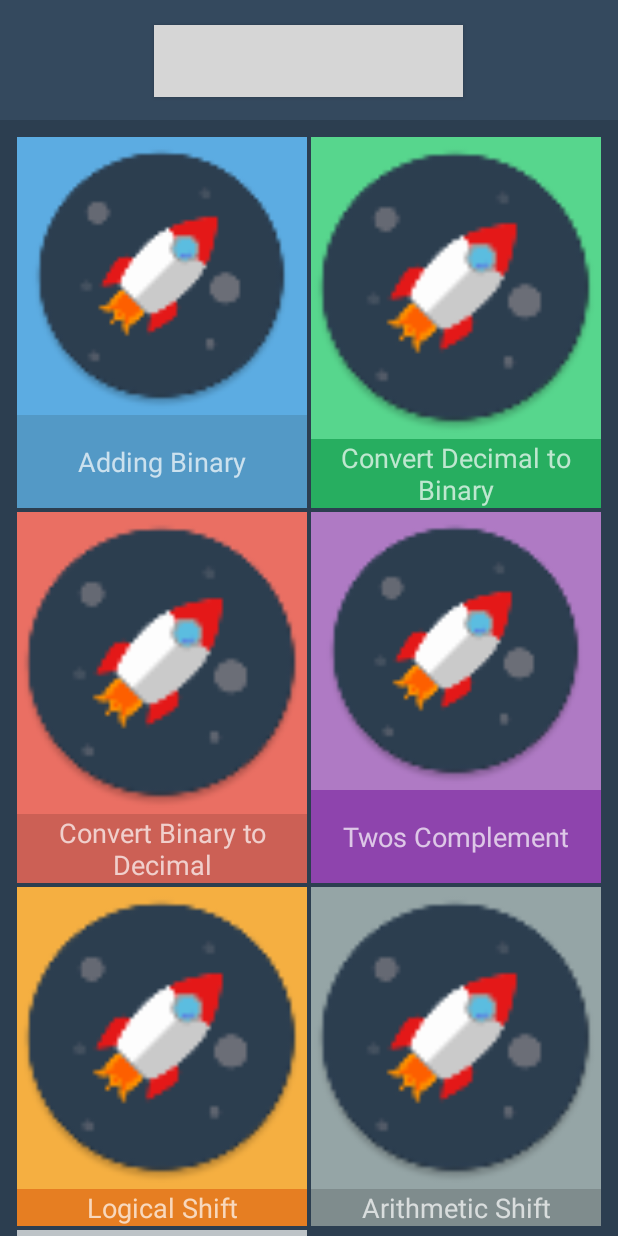
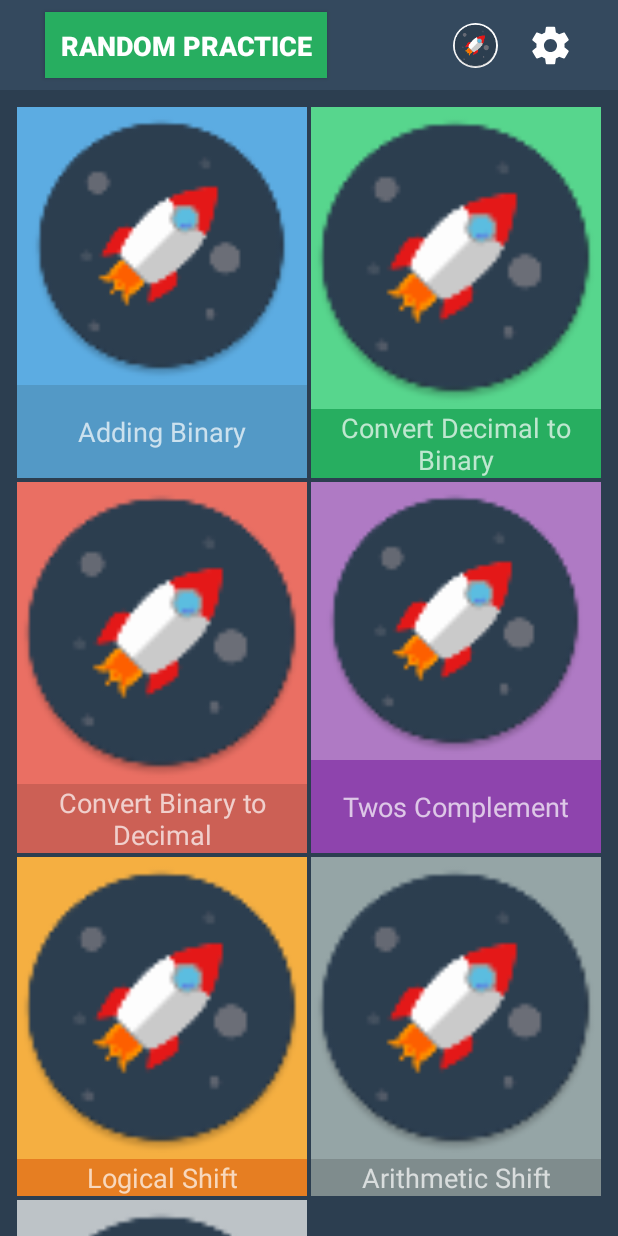
Before and after one commit to ShabazBadshah/MIPSAssemblyTutor, an Android app: the screen it shows after launch (MainActivity), on a phone screen of 412 x 824 dp. Run offline under Robolectric (Android 15) with nearby library versions, the phone set to English and light mode, and no system bars; grey boxes are pictures that could not be loaded.

Commit message:
added user profile button and settings button to homescreen

```diff
--- /dev/null
+++ b/app/src/main/res/drawable/circle.xml
@@ -0,0 +1,18 @@
+<?xml version="1.0" encoding="utf-8"?>
+<!--
+  Copyright 2015 Google Inc. All rights reserved.
+  Licensed under the Apache License, Version 2.0 (the "License");
+  you may not use this file except in compliance with the License.
+  You may obtain a copy of the License at
+       http://www.apache.org/licenses/LICENSE-2.0
+  Unless required by applicable law or agreed to in writing, software
+  distributed under the License is distributed on an "AS IS" BASIS,
+  WITHOUT WARRANTIES OR CONDITIONS OF ANY KIND, either express or implied.
+  See the License for the specific language governing permissions and
+  limitations under the License.
+  -->
+<shape xmlns:android="http://schemas.android.com/apk/res/android" android:shape="oval" >
+    <size android:width="50dp"
+          android:height="50dp"/>
+
+</shape>
--- /dev/null
+++ b/app/src/main/res/drawable/ic_settings_24dp.xml
@@ -0,0 +1,9 @@
+<vector xmlns:android="http://schemas.android.com/apk/res/android"
+        android:width="20dp"
+        android:height="20dp"
+        android:viewportWidth="24.0"
+        android:viewportHeight="24.0">
+    <path
+        android:fillColor="#FFFFFF"
+        android:pathData="M19.43,12.98c0.04,-0.32 0.07,-0.64 0.07,-0.98s-0.03,-0.66 -0.07,-0.98l2.11,-1.65c0.19,-0.15 0.24,-0.42 0.12,-0.64l-2,-3.46c-0.12,-0.22 -0.39,-0.3 -0.61,-0.22l-2.49,1c-0.52,-0.4 -1.08,-0.73 -1.69,-0.98l-0.38,-2.65C14.46,2.18 14.25,2 14,2h-4c-0.25,0 -0.46,0.18 -0.49,0.42l-0.38,2.65c-0.61,0.25 -1.17,0.59 -1.69,0.98l-2.49,-1c-0.23,-0.09 -0.49,0 -0.61,0.22l-2,3.46c-0.13,0.22 -0.07,0.49 0.12,0.64l2.11,1.65c-0.04,0.32 -0.07,0.65 -0.07,0.98s0.03,0.66 0.07,0.98l-2.11,1.65c-0.19,0.15 -0.24,0.42 -0.12,0.64l2,3.46c0.12,0.22 0.39,0.3 0.61,0.22l2.49,-1c0.52,0.4 1.08,0.73 1.69,0.98l0.38,2.65c0.03,0.24 0.24,0.42 0.49,0.42h4c0.25,0 0.46,-0.18 0.49,-0.42l0.38,-2.65c0.61,-0.25 1.17,-0.59 1.69,-0.98l2.49,1c0.23,0.09 0.49,0 0.61,-0.22l2,-3.46c0.12,-0.22 0.07,-0.49 -0.12,-0.64l-2.11,-1.65zM12,15.5c-1.93,0 -3.5,-1.57 -3.5,-3.5s1.57,-3.5 3.5,-3.5 3.5,1.57 3.5,3.5 -1.57,3.5 -3.5,3.5z"/>
+</vector>
--- a/app/src/main/res/layout/activity_main.xml
+++ b/app/src/main/res/layout/activity_main.xml
@@ -7,32 +7,7 @@
                                              android:background="@color/colorHomescreenBG"
                                              tools:context="com.example.badsh.mipsassemblytutor.MainActivity">
 
-    <LinearLayout
-        android:id="@+id/practiceAllQuestions"
-        android:layout_width="0dp"
-        android:layout_height="80dp"
-        android:layout_marginTop="0dp"
-        android:background="@color/colorPrimaryDark"
-        android:gravity="center_vertical|center_horizontal"
-        android:orientation="vertical"
-        app:layout_constraintHorizontal_bias="0.0"
-        app:layout_constraintLeft_toLeftOf="parent"
-        app:layout_constraintRight_toRightOf="parent"
-        app:layout_constraintTop_toTopOf="parent">
-
-        <Button
-            android:id="@+id/practiceAllQsBtn"
-            style="@style/Widget.AppCompat.Button"
-            android:layout_width="wrap_content"
-            android:layout_height="wrap_content"
-            android:layout_marginTop="2dp"
-            android:background="@color/practiceAllQuestionsBtnColor"
-            android:padding="10dp"
-            android:text="Random Practice"
-            android:textColor="@android:color/background_light"
-            android:textSize="20dp"
-            android:textStyle="bold"/>
-    </LinearLayout>
+    <include layout="@layout/homescreen_toolbar"/>
 
     <android.support.v7.widget.RecyclerView
         android:id="@+id/generic_recyclerview"
--- /dev/null
+++ b/app/src/main/res/layout/homescreen_toolbar.xml
@@ -0,0 +1,65 @@
+<?xml version="1.0" encoding="utf-8"?>
+<android.support.constraint.ConstraintLayout xmlns:android="http://schemas.android.com/apk/res/android"
+                                             xmlns:app="http://schemas.android.com/apk/res-auto"
+                                             xmlns:tools="http://schemas.android.com/tools"
+                                             android:id="@+id/practiceAllQuestions"
+                                             android:layout_width="match_parent"
+                                             android:layout_height="@dimen/rand_ques_bg_height"
+                                             android:layout_marginTop="0dp"
+                                             android:background="@color/colorPrimaryDark"
+                                             app:layout_constraintHorizontal_bias="0.0"
+                                             app:layout_constraintLeft_toLeftOf="parent"
+                                             app:layout_constraintRight_toRightOf="parent"
+                                             app:layout_constraintTop_toTopOf="parent">
+
+    <Button
+        android:id="@+id/practiceAllQsBtn"
+        style="@style/Widget.AppCompat.Button"
+        android:layout_width="wrap_content"
+        android:layout_height="0dp"
+        android:layout_marginBottom="8dp"
+        android:layout_marginLeft="30dp"
+        android:layout_marginTop="8dp"
+        android:background="@color/practiceAllQuestionsBtnColor"
+        android:padding="10dp"
+        android:text="Random Practice"
+        android:textColor="@android:color/background_light"
+        android:textSize="18dp"
+        android:textStyle="bold"
+        app:layout_constraintBottom_toBottomOf="parent"
+        app:layout_constraintLeft_toLeftOf="parent"
+        app:layout_constraintTop_toTopOf="parent"
+        app:layout_constraintVertical_bias="0.5"/>
+
+    <Button
+        android:id="@+id/settings_btn"
+        style="@style/Widget.AppCompat.Button.Borderless"
+        android:layout_width="@dimen/homescreen_toolbar_btn_size"
+        android:layout_height="@dimen/homescreen_toolbar_btn_size"
+        android:layout_marginBottom="8dp"
+        android:layout_marginRight="30dp"
+        android:layout_marginTop="8dp"
+        android:foreground="@drawable/ic_settings_24dp"
+        android:foregroundTint="@color/toolbarTextColor"
+        app:layout_constraintBottom_toBottomOf="parent"
+        app:layout_constraintRight_toRightOf="parent"
+        app:layout_constraintTop_toTopOf="parent"
+        />
+
+    <Button
+        android:id="@+id/user_profile_btn"
+        style="@style/Widget.AppCompat.Button.Borderless"
+        android:layout_width="@dimen/homescreen_toolbar_btn_size"
+        android:layout_height="@dimen/homescreen_toolbar_btn_size"
+        android:layout_marginBottom="8dp"
+        android:layout_marginRight="20dp"
+        android:layout_marginTop="8dp"
+        android:background="@drawable/circle"
+        android:backgroundTint="@color/toolbarTextColor"
+        android:elevation="0dp"
+        android:foreground="@mipmap/launcher_icon"
+        app:layout_constraintBottom_toBottomOf="parent"
+        app:layout_constraintRight_toLeftOf="@+id/settings_btn"
+        app:layout_constraintTop_toTopOf="parent"/>
+
+</android.support.constraint.ConstraintLayout>
--- a/app/src/main/res/values/colors.xml
+++ b/app/src/main/res/values/colors.xml
@@ -8,4 +8,6 @@
     <color name="colorQuizToolbarTopBG">#2c3e50</color>
     <color name="colorToolbarCountBG">#34495e</color>
     <color name="toolbarTextColor">#ffffff</color>
+    <color name="practiceAllQuestionsBtnColor">#27ae60</color>
+    <color name="finished_quiz_headings_color">#ffffff</color>
 </resources>
--- a/app/src/main/res/values/dimens.xml
+++ b/app/src/main/res/values/dimens.xml
@@ -3,4 +3,7 @@
     <dimen name="activity_horizontal_margin">16dp</dimen>
     <dimen name="activity_vertical_margin">16dp</dimen>
     <dimen name="fab_margin">16dp</dimen>
+    <dimen name="quiz_toolbar_height">50dp</dimen>
+    <dimen name="rand_ques_bg_height">60dp</dimen>
+    <dimen name="homescreen_toolbar_btn_size">30dp</dimen>
 </resources>
```
Also changed, not shown: app/src/main/java/com/example/badsh/mipsassemblytutor/activities/QuizActivity.java (+26 -31 lines), app/src/main/res/drawable/ic_close_black_24dp.xml (added, +9 -0 lines), app/src/main/res/layout/activity_quiz_activity.xml (+5 -5 lines), app/src/main/res/layout/activity_quiz_complete.xml (+15 -12 lines).
